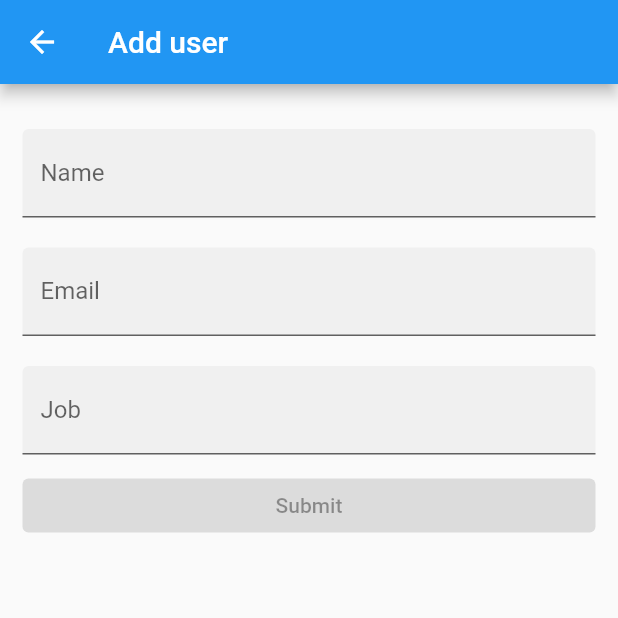
After one commit to JacksonMonteiro/flutter_graphql_crud, a Flutter app: the CreateUserView screen opened directly, on a phone screen of 412 x 824 dp, the top half of it. The commit adds this screen. Run offline on Flutter 3.47's test engine with Material 2 defaults, Android fonts, the phone set to English and light mode, and no system bars; our stand-ins replace graphql_flutter.

Commit message:
create user view, other graph ql string methods added, get user and update user method

```diff
--- a/lib/app/graphql_strings.dart
+++ b/lib/app/graphql_strings.dart
@@ -1,5 +1,39 @@
+const String getAllUsersQuery = """
+query{
+  getUsers{
+    id
+    name
+    email
+    job_title
+  }
+}
+""";
+
+const String getUserQuery = """
+query (\$id: Int){
+    getUserInfo(id: \$id) {
+      id,
+      name,
+      job_title,
+      email
+    }
+  }
+""";
+
 const createUserMutation = """
-  mutation(\$name: String, \$email: String, \$job_title: String) {
+mutation(\$name: String, \$email: String, \$job_title: String) {
     createUser (name: \$name, email: \$email, job_title: \$job_title)
   }
 """;
+
+const updateUserMutation = """
+mutation(\$id: Int, \$name: String, \$email: String, \$job_title: String) {
+    updateUserInfo (id: \$id, name: \$name, email: \$email, job_title: \$job_title)
+  }
+""";
+
+const deleteUSerMutation = """
+mutation(\$id: Int) {
+    deleteUser(id: \$id)
+  }
+""";
--- /dev/null
+++ b/lib/app/views/create_user_view.dart
@@ -0,0 +1,186 @@
+import 'package:flutter/material.dart';
+import 'package:flutter/services.dart';
+import 'package:graphql_crud/app/components/snackbar.dart';
+import 'package:graphql_crud/app/services/create_user.dart';
+import 'package:graphql_crud/app/services/get_user.dart';
+import 'package:graphql_crud/app/services/update_user.dart';
+
+class CreateUserView extends StatefulWidget {
+  const CreateUserView({super.key});
+
+  @override
+  State<CreateUserView> createState() => _CreateUserViewState();
+}
+
+class _CreateUserViewState extends State<CreateUserView> {
+  final _nameController = TextEditingController();
+  final _emailController = TextEditingController();
+  final _jobController = TextEditingController();
+
+  String name = '';
+  String email = '';
+  String job = '';
+  String? _userId;
+  Map<String, dynamic>? _user;
+
+  @override
+  void initState() {
+    WidgetsBinding.instance.addPostFrameCallback((timeStamp) {
+      _userId = ModalRoute.of(context)?.settings.arguments as String;
+      if (_userId != null) {
+        loadData(_userId ?? '');
+      }
+    });
+
+    _nameController.addListener(() {
+      setState(() {
+        name = _nameController.text.trim();
+      });
+    });
+
+    _emailController.addListener(() {
+      setState(() {
+        email = _emailController.text.trim();
+      });
+    });
+
+    _jobController.addListener(() {
+      setState(() {
+        job = _jobController.text.trim();
+      });
+    });
+
+    super.initState();
+  }
+
+  loadData(String id) async {
+    _user = await getUser(id: int.tryParse(id));
+
+    if (_user != null && _user!.isNotEmpty) {
+      _nameController.text = _user?['name'] ?? '';
+      _emailController.text = _user?['email'] ?? '';
+      _jobController.text = _user?['job_title'] ?? '';
+    }
+  }
+
+  bool allowToSubmit() {
+    return name.isNotEmpty && email.isNotEmpty && job.isNotEmpty;
+  }
+
+  @override
+  Widget build(BuildContext context) {
+    return GestureDetector(
+      onTap: () {
+        FocusScope.of(context).requestFocus(FocusNode());
+      },
+      child: Scaffold(
+        appBar: AppBar(
+          title: Text(_user != null ? "Update user" : "Add user"),
+        ),
+        body: Column(
+          children: [
+            SizedBox(
+              height: 20,
+            ),
+            Container(
+              margin: const EdgeInsets.symmetric(
+                horizontal: 15,
+                vertical: 10,
+              ),
+              child: TextField(
+                controller: _nameController,
+                keyboardType: TextInputType.name,
+                decoration: InputDecoration(
+                  filled: true,
+                  hintText: 'Enter name',
+                  label: Text('Name'),
+                ),
+                inputFormatters: [
+                  FilteringTextInputFormatter.allow(RegExp("[a-zA-Z.' ]"))
+                ],
+              ),
+            ),
+            Container(
+              margin: const EdgeInsets.symmetric(
+                horizontal: 15,
+                vertical: 10,
+              ),
+              child: TextField(
+                controller: _emailController,
+                keyboardType: TextInputType.emailAddress,
+                decoration: InputDecoration(
+                  filled: true,
+                  hintText: 'Enter email',
+                  label: Text('Email'),
+                ),
+              ),
+            ),
+            Container(
+              margin: const EdgeInsets.symmetric(
+                horizontal: 15,
+                vertical: 10,
+              ),
+              child: TextField(
+                controller: _jobController,
+                keyboardType: TextInputType.name,
+                decoration: InputDecoration(
+                  filled: true,
+                  hintText: 'Enter job',
+                  label: Text('Job'),
+                ),
+                inputFormatters: [
+                  FilteringTextInputFormatter.allow(RegExp("[a-zA-Z.' ]"))
+                ],
+              ),
+            ),
+            Container(
+              width: double.infinity,
+              margin: const EdgeInsets.symmetric(horizontal: 15),
+              child: ElevatedButton(
+                onPressed: allowToSubmit()
+                    ? () async {
+                      //  once you filled all data it will validate email and
+                      // NOTE: i am using same screen for create and update so you are going to see both code here
+                        FocusScope.of(context).requestFocus(FocusNode());
+                        var reg = RegExp(
+                            r"^[a-zA-Z0-9.!#$%&'*+/=?^_`{|}~-]+@[a-zA-Z0-9](?:[a-zA-Z0-9-]{0,253}[a-zA-Z0-9])?(?:\.[a-zA-Z0-9](?:[a-zA-Z0-9-]{0,253}[a-zA-Z0-9])?)*$");
+                        if (!reg.hasMatch(email)) {
+                          snackBar("Invalid email", context);
+                          return;
+                        }
+                        if (_user != null) { // if _user is not null it means it's update so here
+                          var res = await updateUser( // et's see update api call
+                            id: _user?['id'],
+                            email: email,
+                            job: job,
+                            name: name,
+                          ); // we call update api
+                          if (res) { // on reponse true
+                            snackBar("User updated", context);
+                            Navigator.of(context).pop(); // close screen
+                          } else {
+                            snackBar("Failed to update user", context);
+                            //  it got updated
+                          }
+                        } else {
+                          //  i am passing values to createUser method which we just saw
+                          var res = await createUser(
+                              email: email, job: job, name: name);
+                          if (res) {// in return it will be true or false
+                            snackBar("User created", context);
+                            Navigator.of(context).pop();// after successful create close this screen
+                          } else {
+                            snackBar("Failed to create user", context);
+                          }
+                        }
+                      }
+                    : null,
+                    child: Text(_user != null ? "Update" : "Submit"),
+              ),
+            )
+          ],
+        ),
+      ),
+    );
+  }
+}
```
Also changed, not shown: lib/app/components/snackbar.dart (added, +18 -0 lines), lib/app/services/get_user.dart (added, +26 -0 lines), lib/app/services/update_user.dart (added, +30 -0 lines).
